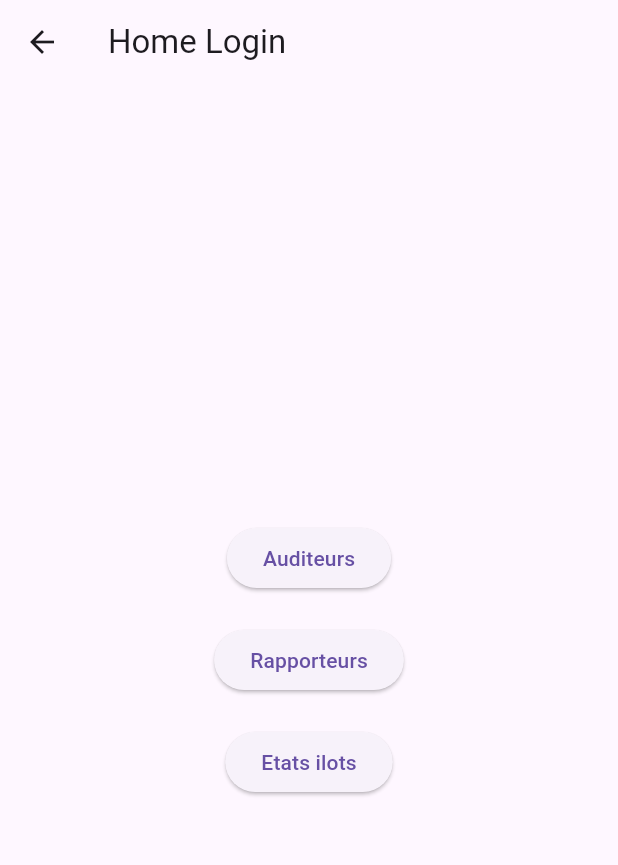
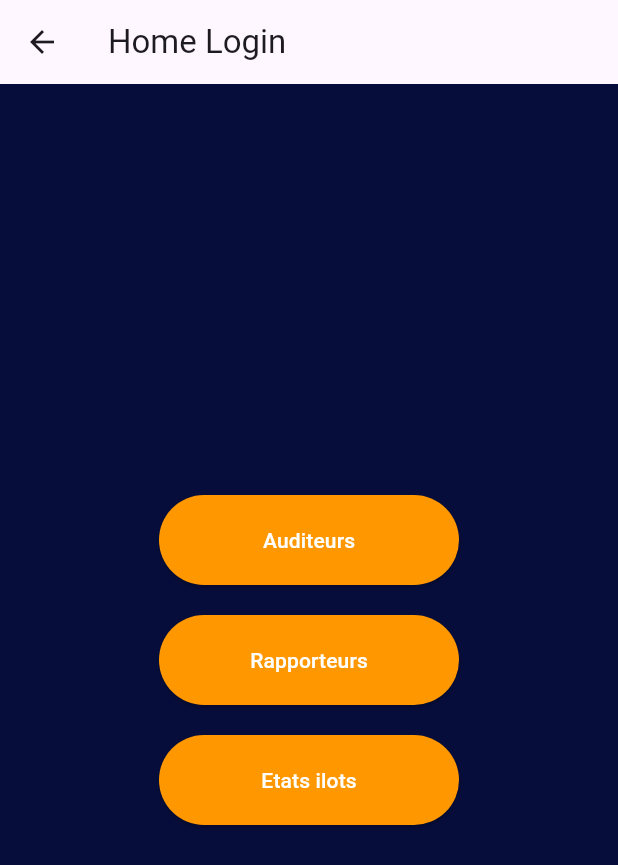
Before and after one commit to ghhada/AUDIT_5S, a Flutter app: the HomeLogin screen opened directly, on a phone screen of 412 x 824 dp. Shown: the top 865 px of the screen. Run offline on Flutter 3.47's test engine with Material 3 defaults, Android fonts, the phone set to English and light mode, and no system bars; our stand-ins replace charts_flutter, firebase_analytics, firebase_core, firebase_database, fl_chart; accounts and stored records are empty.

Commit message:
Description de vos modifications

```diff
--- a/lib/HOME_LOGIN/homelogin.dart
+++ b/lib/HOME_LOGIN/homelogin.dart
@@ -3,47 +3,93 @@ import 'auditeurslist.dart';
 import 'rapporteurslist.dart';
 import 'ilotsetats.dart';
 
-class HomeLogin extends StatelessWidget {
+class HomeLogin extends StatefulWidget {
+  @override
+  _HomeLoginState createState() => _HomeLoginState();
+}
+
+class _HomeLoginState extends State<HomeLogin> {
+  bool _isVisible = false;
+
+  @override
+  void initState() {
+    super.initState();
+    Future.delayed(Duration(milliseconds: 500), () {
+      setState(() {
+        _isVisible = true;
+      });
+    });
+  }
+
   @override
   Widget build(BuildContext context) {
     return Scaffold(
       appBar: AppBar(
         title: Text('Home Login'),
       ),
-      body: Center(
+      body: Container(
+        decoration: BoxDecoration(
+          color: Color(0xFF060D3A), // Fond bleu foncé
+        ),
+        child: Center(
           child: Column(
             mainAxisAlignment: MainAxisAlignment.center,
             children: [
-            ElevatedButton(
+              AnimatedOpacity(
+                duration: Duration(milliseconds: 500),
+                opacity: _isVisible ? 1.0 : 0.0,
+                child: ElevatedButton(
                   onPressed: () {
                     Navigator.push(
                       context,
                       MaterialPageRoute(builder: (context) => AuditeursListWidget()),
                     );
                   },
-              child: Text('Auditeurs'),
+                  style: ButtonStyle(
+                    backgroundColor: MaterialStateProperty.all(Colors.orange), // Fond orange
+                    fixedSize: MaterialStateProperty.all(Size(200.0, 60.0)), // Taille fixe
+                  ),
+                  child: Text('Auditeurs', style: TextStyle(color: Colors.white)), // Texte blanc
+                ),
               ),
               SizedBox(height: 20.0),
-            ElevatedButton(
+              AnimatedOpacity(
+                duration: Duration(milliseconds: 500),
+                opacity: _isVisible ? 1.0 : 0.0,
+                child: ElevatedButton(
                   onPressed: () {
                     Navigator.push(
                       context,
                       MaterialPageRoute(builder: (context) => RapporteursList()),
                     );
                   },
-              child: Text('Rapporteurs'),
+                  style: ButtonStyle(
+                    backgroundColor: MaterialStateProperty.all(Colors.orange), // Fond orange
+                    fixedSize: MaterialStateProperty.all(Size(200.0, 60.0)), // Taille fixe
+                  ),
+                  child: Text('Rapporteurs', style: TextStyle(color: Colors.white)), // Texte blanc
+                ),
               ),
               SizedBox(height: 20.0),
-            ElevatedButton(
+              AnimatedOpacity(
+                duration: Duration(milliseconds: 500),
+                opacity: _isVisible ? 1.0 : 0.0,
+                child: ElevatedButton(
                   onPressed: () {
                     Navigator.push(
                       context,
                       MaterialPageRoute(builder: (context) => IlotsEtats()),
                     );
                   },
-              child: Text('Etats ilots'),
+                  style: ButtonStyle(
+                    backgroundColor: MaterialStateProperty.all(Colors.orange), // Fond orange
+                    fixedSize: MaterialStateProperty.all(Size(200.0, 60.0)), // Taille fixe
+                  ),
+                  child: Text('Etats ilots', style: TextStyle(color: Colors.white)), // Texte blanc
+                ),
               ),
             ],
+          ),
         ),
       ),
     );
```
Also changed, not shown: lib/HOME_LOGIN/auditeurslist.dart (+5 -7 lines), lib/HOME_LOGIN/ilotsetats.dart (+5 -4 lines), lib/HOME_LOGIN/rapporteurslist.dart (+5 -6 lines), lib/buttons/admin.dart (+26 -4 lines), lib/screens/main_activity.dart (+14 -2 lines), lib/screens/main_activity2.dart (+50 -21 lines), 1 other file. Lines whose indentation alone changed are shown as unchanged.
